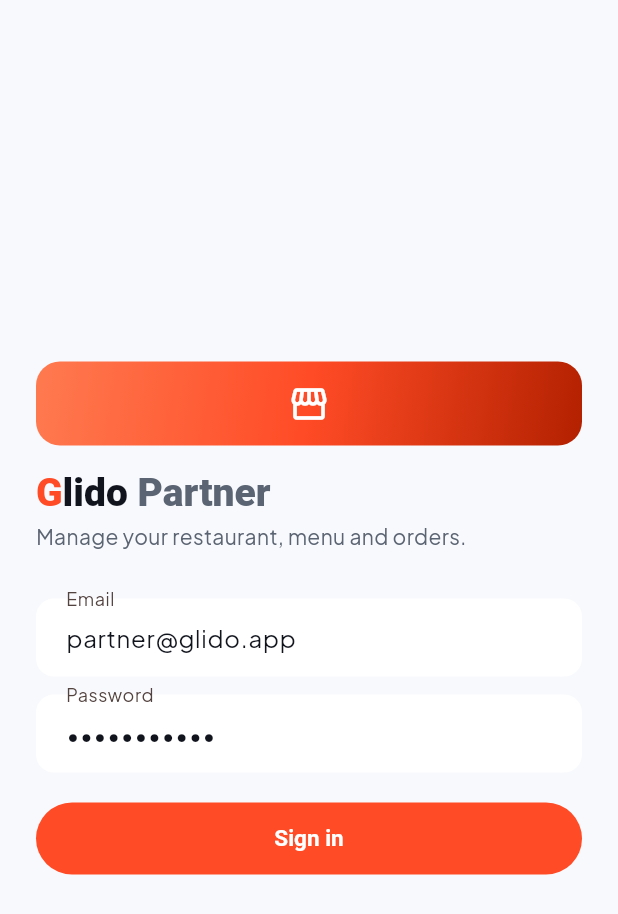
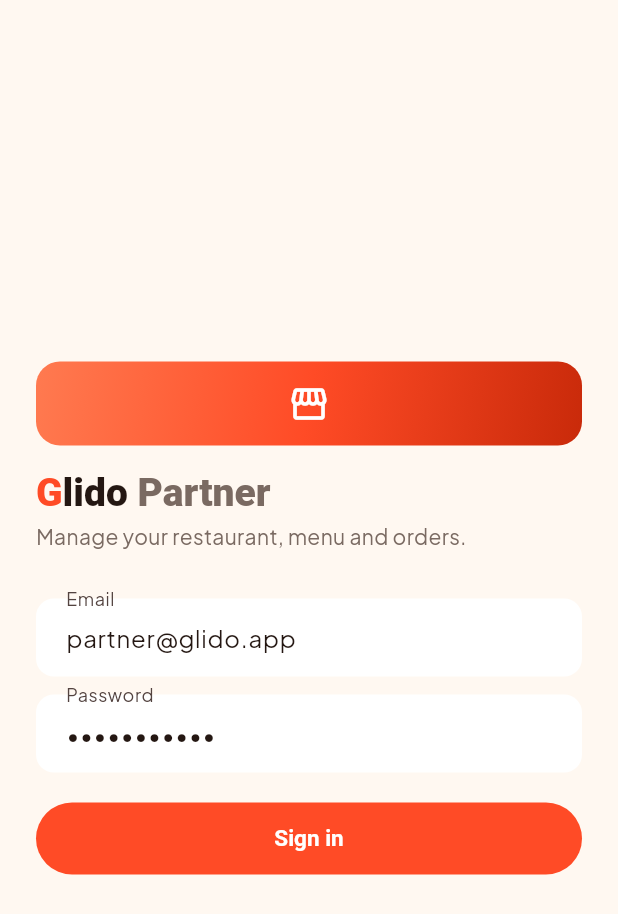
Before and after one commit to thakursaahil99/Glido, a Flutter app: the screen it shows after launch, on a phone screen of 412 x 824 dp. Shown: the top 914 px of the screen. Run offline on Flutter 3.47's test engine with Material 3 defaults, Android fonts, the phone set to English and light mode, and no system bars; our stand-ins replace dio, flutter_map, geolocator, google_fonts, google_sign_in, latlong2 and 2 more; accounts and stored records are empty.

Commit message:
Warm up the color palette — cream background, gradient buttons, richer saturation
The previous palette read as flat/corporate. Swapped the cold light-gray
background and borders for a warm cream tone, restored gradient fills on
primary buttons and cards, and pushed all three module colors (food/grocery/
cab) to more saturated, candy-bright tones — applied consistently across the
website and all 3 Flutter apps via the shared design tokens.

Co-Authored-By: Claude Sonnet 5 <noreply@anthropic.com>

```diff
--- a/apps/delivery/lib/core/theme.dart
+++ b/apps/delivery/lib/core/theme.dart
@@ -2,32 +2,32 @@ import 'package:flutter/material.dart';
 import 'package:google_fonts/google_fonts.dart';
 
 /// Mirrors the web app's brand tokens in apps/web/src/app/globals.css —
-/// the "Kinetic Glass-Modernism" tri-service palette.
+/// warm, saturated, candy-bright tri-service palette.
 class GlidoColors {
   static const primary = Color(0xFFFF4B26);
-  static const primaryDark = Color(0xFFB32100);
-  static const primaryLight = Color(0xFFFFDAD3);
-  static const accent = Color(0xFFF59E0B);
-  static const accentLight = Color(0xFFFEF3E2);
-  static const success = Color(0xFF00B873);
-  static const successLight = Color(0xFFE3FDF0);
-  static const danger = Color(0xFFBA1A1A);
-  static const dangerLight = Color(0xFFFFDAD6);
-  static const ink = Color(0xFF11141D);
-  static const muted = Color(0xFF5B6472);
+  static const primaryDark = Color(0xFFC92A0A);
+  static const primaryLight = Color(0xFFFFE3D6);
+  static const accent = Color(0xFFFFB020);
+  static const accentLight = Color(0xFFFFF1D6);
+  static const success = Color(0xFF00C37D);
+  static const successLight = Color(0xFFD7FBE9);
+  static const danger = Color(0xFFE0311E);
+  static const dangerLight = Color(0xFFFFE0DA);
+  static const ink = Color(0xFF241712);
+  static const muted = Color(0xFF7A6A62);
   static const surface = Color(0xFFFFFFFF);
-  static const border = Color(0xFFE8ECF2);
-  static const bg = Color(0xFFF8F9FC);
+  static const border = Color(0xFFF3E4D9);
+  static const bg = Color(0xFFFFF8F1);
 
   // Module identity colors — food/grocery/cab each read as their own vivid color.
   static const food = primary;
   static const foodDark = primaryDark;
-  static const grocery = Color(0xFF00B873);
-  static const groceryDark = Color(0xFF006D42);
-  static const groceryLight = Color(0xFFE3FDF0);
-  static const cab = Color(0xFF3E52FF);
-  static const cabDark = Color(0xFF2C41F1);
-  static const cabLight = Color(0xFFE6E9FF);
+  static const grocery = Color(0xFF00C37D);
+  static const groceryDark = Color(0xFF00874F);
+  static const groceryLight = Color(0xFFD7FBE9);
+  static const cab = Color(0xFF4A5CFF);
+  static const cabDark = Color(0xFF2C3CE0);
+  static const cabLight = Color(0xFFE2E6FF);
 }
 
 /// Reusable gradients — this is where the "3D"/premium feel comes from:
--- a/apps/mobile/lib/core/theme.dart
+++ b/apps/mobile/lib/core/theme.dart
@@ -2,32 +2,32 @@ import 'package:flutter/material.dart';
 import 'package:google_fonts/google_fonts.dart';
 
 /// Mirrors the web app's brand tokens in apps/web/src/app/globals.css —
-/// the "Kinetic Glass-Modernism" tri-service palette.
+/// warm, saturated, candy-bright tri-service palette.
 class GlidoColors {
   static const primary = Color(0xFFFF4B26);
-  static const primaryDark = Color(0xFFB32100);
-  static const primaryLight = Color(0xFFFFDAD3);
-  static const accent = Color(0xFFF59E0B);
-  static const accentLight = Color(0xFFFEF3E2);
-  static const success = Color(0xFF00B873);
-  static const successLight = Color(0xFFE3FDF0);
-  static const danger = Color(0xFFBA1A1A);
-  static const dangerLight = Color(0xFFFFDAD6);
-  static const ink = Color(0xFF11141D);
-  static const muted = Color(0xFF5B6472);
+  static const primaryDark = Color(0xFFC92A0A);
+  static const primaryLight = Color(0xFFFFE3D6);
+  static const accent = Color(0xFFFFB020);
+  static const accentLight = Color(0xFFFFF1D6);
+  static const success = Color(0xFF00C37D);
+  static const successLight = Color(0xFFD7FBE9);
+  static const danger = Color(0xFFE0311E);
+  static const dangerLight = Color(0xFFFFE0DA);
+  static const ink = Color(0xFF241712);
+  static const muted = Color(0xFF7A6A62);
   static const surface = Color(0xFFFFFFFF);
-  static const border = Color(0xFFE8ECF2);
-  static const bg = Color(0xFFF8F9FC);
+  static const border = Color(0xFFF3E4D9);
+  static const bg = Color(0xFFFFF8F1);
 
   // Module identity colors — food/grocery/cab each read as their own vivid color.
   static const food = primary;
   static const foodDark = primaryDark;
-  static const grocery = Color(0xFF00B873);
-  static const groceryDark = Color(0xFF006D42);
-  static const groceryLight = Color(0xFFE3FDF0);
-  static const cab = Color(0xFF3E52FF);
-  static const cabDark = Color(0xFF2C41F1);
-  static const cabLight = Color(0xFFE6E9FF);
+  static const grocery = Color(0xFF00C37D);
+  static const groceryDark = Color(0xFF00874F);
+  static const groceryLight = Color(0xFFD7FBE9);
+  static const cab = Color(0xFF4A5CFF);
+  static const cabDark = Color(0xFF2C3CE0);
+  static const cabLight = Color(0xFFE2E6FF);
 }
 
 /// Reusable gradients — this is where the "3D"/premium feel comes from:
--- a/apps/restaurant-partner/lib/core/theme.dart
+++ b/apps/restaurant-partner/lib/core/theme.dart
@@ -2,32 +2,32 @@ import 'package:flutter/material.dart';
 import 'package:google_fonts/google_fonts.dart';
 
 /// Mirrors the web app's brand tokens in apps/web/src/app/globals.css —
-/// the "Kinetic Glass-Modernism" tri-service palette.
+/// warm, saturated, candy-bright tri-service palette.
 class GlidoColors {
   static const primary = Color(0xFFFF4B26);
-  static const primaryDark = Color(0xFFB32100);
-  static const primaryLight = Color(0xFFFFDAD3);
-  static const accent = Color(0xFFF59E0B);
-  static const accentLight = Color(0xFFFEF3E2);
-  static const success = Color(0xFF00B873);
-  static const successLight = Color(0xFFE3FDF0);
-  static const danger = Color(0xFFBA1A1A);
-  static const dangerLight = Color(0xFFFFDAD6);
-  static const ink = Color(0xFF11141D);
-  static const muted = Color(0xFF5B6472);
+  static const primaryDark = Color(0xFFC92A0A);
+  static const primaryLight = Color(0xFFFFE3D6);
+  static const accent = Color(0xFFFFB020);
+  static const accentLight = Color(0xFFFFF1D6);
+  static const success = Color(0xFF00C37D);
+  static const successLight = Color(0xFFD7FBE9);
+  static const danger = Color(0xFFE0311E);
+  static const dangerLight = Color(0xFFFFE0DA);
+  static const ink = Color(0xFF241712);
+  static const muted = Color(0xFF7A6A62);
   static const surface = Color(0xFFFFFFFF);
-  static const border = Color(0xFFE8ECF2);
-  static const bg = Color(0xFFF8F9FC);
+  static const border = Color(0xFFF3E4D9);
+  static const bg = Color(0xFFFFF8F1);
 
   // Module identity colors — food/grocery/cab each read as their own vivid color.
   static const food = primary;
   static const foodDark = primaryDark;
-  static const grocery = Color(0xFF00B873);
-  static const groceryDark = Color(0xFF006D42);
-  static const groceryLight = Color(0xFFE3FDF0);
-  static const cab = Color(0xFF3E52FF);
-  static const cabDark = Color(0xFF2C41F1);
-  static const cabLight = Color(0xFFE6E9FF);
+  static const grocery = Color(0xFF00C37D);
+  static const groceryDark = Color(0xFF00874F);
+  static const groceryLight = Color(0xFFD7FBE9);
+  static const cab = Color(0xFF4A5CFF);
+  static const cabDark = Color(0xFF2C3CE0);
+  static const cabLight = Color(0xFFE2E6FF);
 }
 
 /// Reusable gradients — this is where the "3D"/premium feel comes from:
```
Also changed, not shown: 2 other files.
